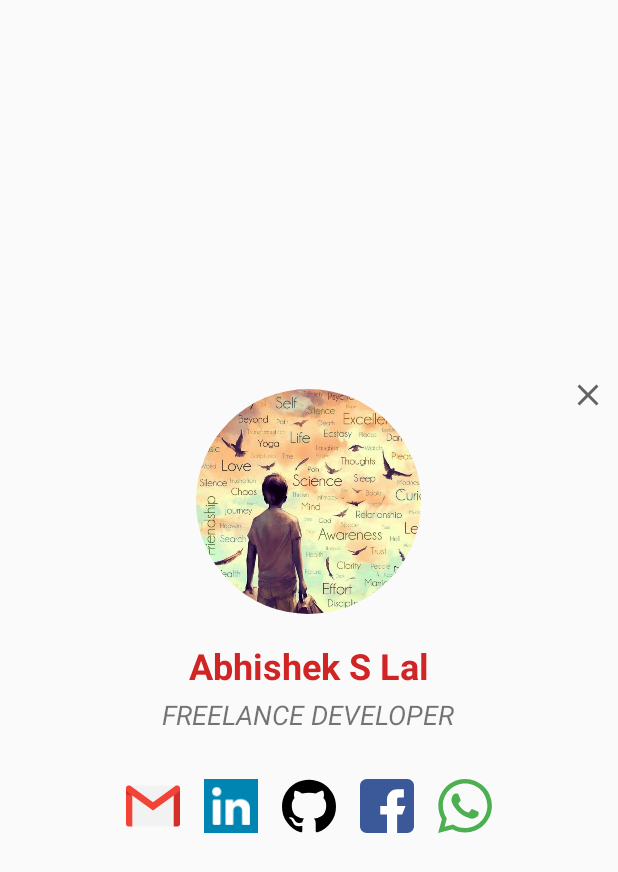
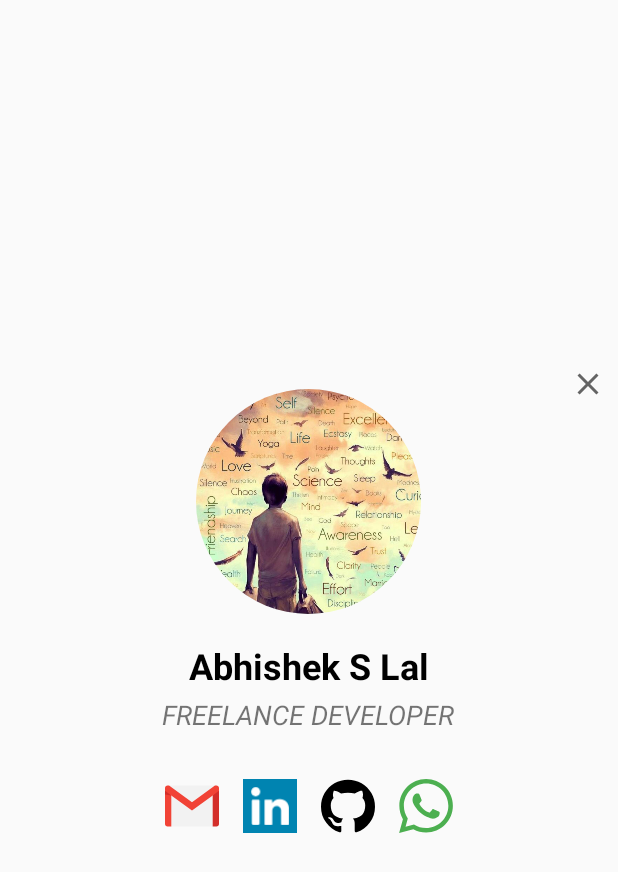
Before and after one commit to Abhishek-S-Lal/Eduzap-Android-App, an Android app: the layout developer_abhi_popup.xml on its own in the app's theme, with its tools: preview values and no code run, on a phone screen of 412 x 824 dp. Shown: the top 872 px of the screen. Run offline under Robolectric (Android 15) with nearby library versions, the phone set to English and light mode, and no system bars; Roboto replaces fonts that are not available here.

Commit message:
Minor changes

```diff
--- a/app/build.gradle
+++ b/app/build.gradle
@@ -89,4 +89,5 @@ dependencies {
     // Add the dependency for the Performance Monitoring library
     implementation 'com.google.firebase:firebase-perf:19.0.8'
 
+
 }
--- a/app/src/main/AndroidManifest.xml
+++ b/app/src/main/AndroidManifest.xml
@@ -19,7 +19,11 @@
         android:usesCleartextTraffic="true"
         tools:targetApi="m">
 
-        <activity android:name=".ui.drawer.subject_details.SubjectDetailsActivity">
+        <activity
+            android:name=".ui.drawer.subject_details.SubjectDetailsActivity"
+            android:configChanges="orientation"
+            android:screenOrientation="portrait"
+            tools:ignore="LockedOrientationActivity">
             <meta-data
                 android:name="android.support.PARENT_ACTIVITY"
                 android:value=".ui.drawer.MainActivity" />
--- a/app/src/main/java/com/eduzap/android/ui/drawer/about_us/AboutUsFragment.java
+++ b/app/src/main/java/com/eduzap/android/ui/drawer/about_us/AboutUsFragment.java
@@ -46,6 +46,7 @@ public class AboutUsFragment extends Fragment {
                     } else {
                         Intent intent = new Intent(getActivity(), MainActivity.class);
                         startActivity(intent);
+                        requireActivity().finish();
                     }
 
                 }
--- a/app/src/main/java/com/eduzap/android/ui/drawer/team/TeamFragment.java
+++ b/app/src/main/java/com/eduzap/android/ui/drawer/team/TeamFragment.java
@@ -47,6 +47,7 @@ public class TeamFragment extends Fragment {
                     } else {
                         Intent intent = new Intent(getActivity(), MainActivity.class);
                         startActivity(intent);
+                        requireActivity().finish();
                     }
 
                 }
--- a/app/src/main/res/layout/developer_abhi_popup.xml
+++ b/app/src/main/res/layout/developer_abhi_popup.xml
@@ -18,7 +18,7 @@
         android:layout_width="150dp"
         android:layout_height="150dp"
         android:layout_centerHorizontal="true"
-        android:layout_marginTop="18dp"
+        android:layout_marginTop="25dp"
         android:src="@drawable/developerabhishek" />
 
     <TextView
@@ -29,7 +29,7 @@
         android:layout_centerHorizontal="true"
         android:layout_marginTop="18dp"
         android:textStyle="bold"
-        android:textColor="@color/colorPrimary"
+        android:textColor="@color/black"
         android:text="Abhishek S Lal"
         android:textSize="24dp" />
 
@@ -58,7 +58,7 @@
         android:layout_marginStart="22dp"
         android:layout_marginTop="22dp"
         android:layout_marginEnd="22dp"
-        android:layout_marginBottom="18dp"
+        android:layout_marginBottom="25dp"
         android:orientation="vertical">
 
         <LinearLayout
@@ -88,12 +88,6 @@
                 android:padding="8dp"
                 android:src="@drawable/ic_github" />
 
-            <ImageView
-                android:id="@+id/abhi_fb"
-                android:layout_width="52dp"
-                android:layout_height="53dp"
-                android:padding="8dp"
-                android:src="@drawable/ic_facebook" />
 
             <ImageView
                 android:id="@+id/abhi_whatsapp"
@@ -104,10 +98,6 @@
 
         </LinearLayout>
 
-
-
-
     </LinearLayout>
 
-
 </RelativeLayout>
--- a/app/src/main/res/layout/drawer_fragment_about_us.xml
+++ b/app/src/main/res/layout/drawer_fragment_about_us.xml
@@ -53,7 +53,7 @@
                     android:layout_marginBottom="16dp"
                     android:text="@string/about_description"
                     android:textSize="17sp"
-                    app:colorClickableText="@color/colorPrimaryDark"
+                    app:colorClickableText="@color/colorPrimary"
                     app:trimCollapsedText="Show less"
                     app:trimExpandedText="Show more"
                     app:trimLength="200"
@@ -105,7 +105,7 @@
                     android:layout_marginBottom="16dp"
                     android:text="@string/method_of_teaching"
                     android:textSize="17sp"
-                    app:colorClickableText="@color/colorPrimaryDark"
+                    app:colorClickableText="@color/colorPrimary"
                     app:trimCollapsedText="Show less"
                     app:trimExpandedText="Show more"
                     app:trimLength="200"
```
Also changed, not shown: app/src/main/java/com/eduzap/android/ui/drawer/MainActivity.java (+3 -36 lines), app/src/main/java/com/eduzap/android/ui/drawer/home/HomeFragment.java (+9 -5 lines), app/src/main/res/layout/developer_arjun_pop_up.xml (+3 -9 lines), app/src/main/res/drawable-mdpi/developerabhishek.jpg (deleted), app/src/main/res/drawable-xhdpi/eduzaplogo.png (deleted), app/src/main/res/drawable-xxhdpi/eduzaplogo.png (deleted), app/src/main/res/drawable-xxxhdpi/eduzaplogo.png (deleted), app/src/main/res/drawable/developerabhishek.jpg (added), app/src/main/res/drawable/developerarjun.jpg (renamed from app/src/main/res/drawable-mdpi/developerarjun.jpg).
